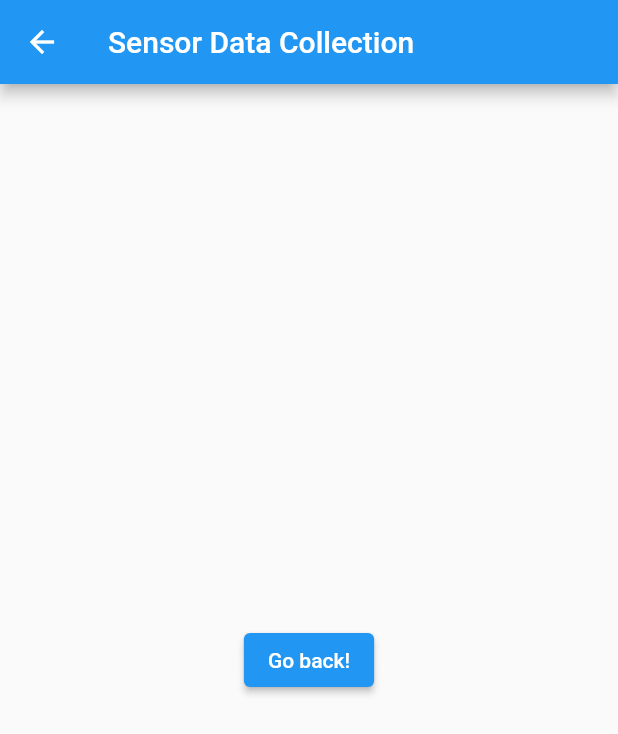
After one commit to AlenkaTang1/IoT_Sensors, a Flutter app: the screen it shows after launch, after a tap on "Start Collection", on a phone screen of 412 x 824 dp. The commit adds this screen. Shown: the top 734 px of the screen. Run offline on Flutter 3.47's test engine with Material 2 defaults, Android fonts, the phone set to English and light mode, and no system bars; our stand-ins replace firebase_core, sensors_plus; missing offline and left inert: light; accounts and stored records are empty.

Commit message:
firebase configuration added as well as collection page

```diff
--- a/lib/main.dart
+++ b/lib/main.dart
@@ -3,8 +3,21 @@ import 'dart:async';
 import 'package:light/light.dart';
 //import 'package:proximity_sensor/proximity_sensor.dart';
 import 'package:sensors_plus/sensors_plus.dart';
+import 'package:firebase_core/firebase_core.dart';
+import 'firebase_options.dart';
+import 'sensorCollection.dart';
 
-void main() => runApp(MyApp());
+Future<void> main() async {
+  WidgetsFlutterBinding.ensureInitialized();
+  await Firebase.initializeApp(
+    options: DefaultFirebaseOptions.currentPlatform,
+  );
+  runApp(MaterialApp(title: 'Mobile Sensors', initialRoute: '/', routes: {
+    '/': (context) => MyApp(),
+    // When navigating to the "/second" route, build the SecondScreen widget.
+    '/start_collection': (context) => const CollectionPage(),
+  }));
+}
 
 class MyApp extends StatefulWidget {
   @override
@@ -125,6 +138,13 @@ class _MyAppState extends State<MyApp> {
                 const SizedBox(height: 20),
                 Text('Lux value: $_luxString\n'),
                 const SizedBox(height: 20),
+                ElevatedButton(
+                  onPressed: () {
+                    Navigator.pushNamed(context, '/start_collection');
+                  },
+                  child: const Text('Start Collection'),
+                ),
+
                 //Text('proximity distance: $_proximityDistance\n'),
               ],
             )
--- /dev/null
+++ b/lib/sensorCollection.dart
@@ -0,0 +1,27 @@
+import 'package:flutter/material.dart';
+
+class CollectionPage extends StatefulWidget {
+  const CollectionPage({super.key});
+
+  @override
+  State<StatefulWidget> createState() => _CollectionPageState();
+}
+
+class _CollectionPageState extends State<CollectionPage> {
+  @override
+  Widget build(BuildContext context) {
+    return Scaffold(
+      appBar: AppBar(
+        title: const Text('Sensor Data Collection'),
+      ),
+      body: Center(
+        child: ElevatedButton(
+          onPressed: () {
+            Navigator.pushNamed(context, '/');
+          },
+          child: const Text('Go back!'),
+        ),
+      ),
+    );
+  }
+}
```
Also changed, not shown: lib/firebase_options.dart, 6 other files.
